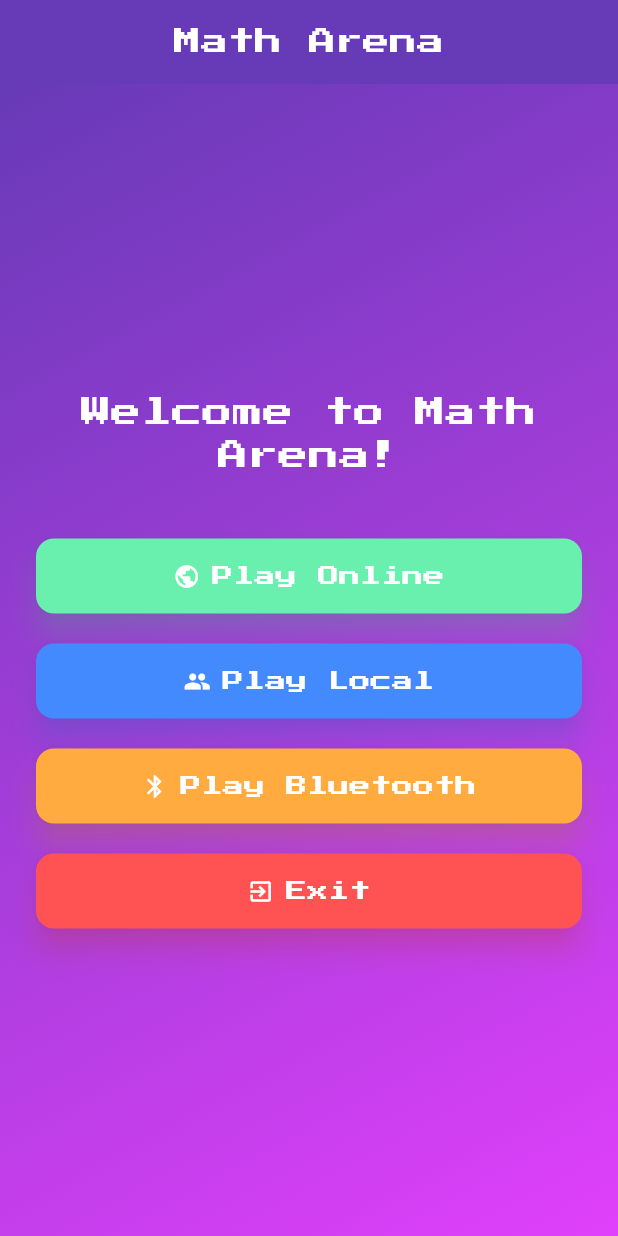
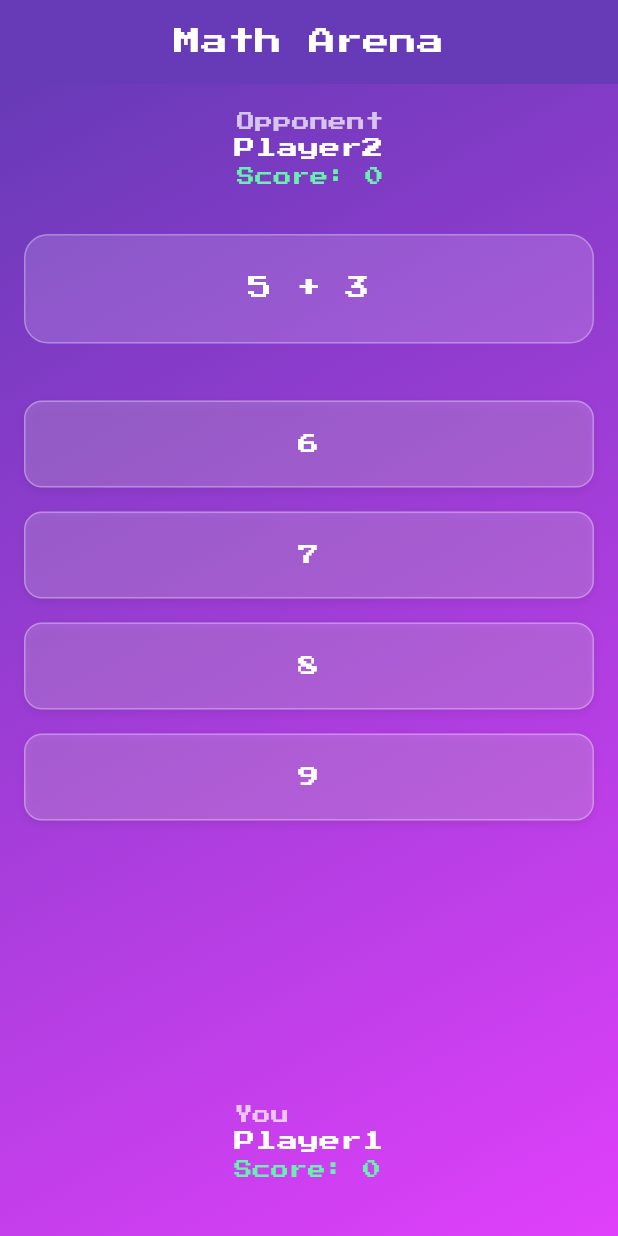
Before and after one commit to IrfanKarim101/Math-Arena, a Flutter app: the screen it shows after launch, on a phone screen of 412 x 824 dp. Run offline on Flutter 3.47's test engine with Material 3 defaults, Android fonts, the light colour scheme and no system bars; our stand-ins replace bloc, equatable, flutter_bloc, google_fonts, permission_handler; missing offline and left inert: nearby_connections.

Commit message:
Add AnsweringScreen widget; implement UI for displaying questions and answers, and integrate player scoring functionality.

```diff
--- a/lib/main.dart
+++ b/lib/main.dart
@@ -8,6 +8,7 @@
 import 'package:math_arena/screens/play_online/options.dart';
 import 'package:math_arena/screens/play_online/random_match.dart';
 import 'package:math_arena/bloc/room_bloc.dart';
+import 'package:math_arena/screens/widgets/answering_screen.dart';
 
 void main() {
   runApp(const MyApp());
@@ -27,7 +28,19 @@
         debugShowCheckedModeBanner: false,
         title: 'Math Arena',
         theme: ThemeData(primarySwatch: Colors.blue),
-        home: HomeScreen(),
+        home: AnsweringScreen(
+          //for testing
+          playerName: 'Player1',
+          question: '5 + 3',
+          answers: ['6', '7', '8', '9'],
+          opponentName: 'Player2',
+          opponentScore: int.fromEnvironment('0'),
+          playerScore: int.fromEnvironment('0'),
+          onAnswerSelected: (int index) {
+            // Handle answer selection
+            print('Selected answer index: $index');
+          },
+        ),
         routes: {
           // '/': (context) => const HomeScreen(),
           '/play_online_options': (context) => const OnlinePlayOptions(),
--- /dev/null
+++ b/lib/screens/widgets/answering_screen.dart
@@ -0,0 +1,152 @@
+import 'package:flutter/material.dart';
+import 'package:google_fonts/google_fonts.dart';
+
+class AnsweringScreen extends StatelessWidget {
+  final String playerName;
+  final int playerScore;
+  final String opponentName;
+  final int opponentScore;
+  final String question;
+  final List<String> answers;
+  final Function(int) onAnswerSelected;
+
+  const AnsweringScreen({
+    super.key,
+    required this.playerName,
+    required this.playerScore,
+    required this.opponentName,
+    required this.opponentScore,
+    required this.question,
+    required this.answers,
+    required this.onAnswerSelected,
+  });
+
+  @override
+  Widget build(BuildContext context) {
+    return Scaffold(
+      appBar: AppBar(
+        title: Text(
+          "Math Arena",
+          style: GoogleFonts.pressStart2p(fontSize: 18, color: Colors.white),
+        ),
+        backgroundColor: Colors.deepPurple,
+        elevation: 0,
+        centerTitle: true,
+      ),
+      body: Container(
+        decoration: const BoxDecoration(
+          gradient: LinearGradient(
+            begin: Alignment.topLeft,
+            end: Alignment.bottomRight,
+            colors: [Colors.deepPurple, Colors.purpleAccent],
+          ),
+        ),
+        child: Padding(
+          padding: const EdgeInsets.all(16.0),
+          child: Column(
+            children: [
+              // Player name and score
+              _buildPlayerInfo(opponentName, opponentScore, false),
+              const SizedBox(height: 30),
+              // Question
+              Container(
+                width: double.infinity,
+                padding: const EdgeInsets.symmetric(
+                  vertical: 24,
+                  horizontal: 12,
+                ),
+                decoration: BoxDecoration(
+                  color: Colors.white.withOpacity(0.15),
+                  borderRadius: BorderRadius.circular(16),
+                  border: Border.all(color: Colors.white.withOpacity(0.3)),
+                ),
+                child: Text(
+                  question,
+                  style: GoogleFonts.pressStart2p(
+                    fontSize: 16,
+                    color: Colors.white,
+                  ),
+                  textAlign: TextAlign.center,
+                ),
+              ),
+              const SizedBox(height: 30),
+              // Answers
+              Expanded(
+                child: ListView.builder(
+                  itemCount: answers.length,
+                  itemBuilder: (context, index) {
+                    return _buildAnswerBlock(
+                      answers[index],
+                      () => onAnswerSelected(index),
+                    );
+                  },
+                ),
+              ),
+              const SizedBox(height: 20),
+              // Player name and score
+              _buildPlayerInfo(playerName, playerScore, true),
+
+              const SizedBox(height: 20),
+            ],
+          ),
+        ),
+      ),
+    );
+  }
+
+  Widget _buildPlayerInfo(String name, int score, bool isYou) {
+    return Column(
+      crossAxisAlignment: isYou
+          ? CrossAxisAlignment.start
+          : CrossAxisAlignment.end,
+      children: [
+        Text(
+          isYou ? "You" : "Opponent",
+          style: GoogleFonts.pressStart2p(fontSize: 12, color: Colors.white70),
+        ),
+        Text(
+          name,
+          style: GoogleFonts.pressStart2p(fontSize: 14, color: Colors.white),
+        ),
+        Text(
+          "Score: $score",
+          style: GoogleFonts.pressStart2p(
+            fontSize: 12,
+            color: Colors.greenAccent,
+          ),
+        ),
+      ],
+    );
+  }
+
+  Widget _buildAnswerBlock(String answer, VoidCallback onTap) {
+    return Padding(
+      padding: const EdgeInsets.symmetric(vertical: 8.0),
+      child: InkWell(
+        onTap: onTap,
+        borderRadius: BorderRadius.circular(12),
+        child: Container(
+          width: double.infinity,
+          padding: const EdgeInsets.symmetric(vertical: 18, horizontal: 12),
+          decoration: BoxDecoration(
+            color: Colors.white.withOpacity(0.18),
+            borderRadius: BorderRadius.circular(12),
+            border: Border.all(color: Colors.white.withOpacity(0.3)),
+            boxShadow: [
+              BoxShadow(
+                color: Colors.black.withOpacity(0.08),
+                blurRadius: 4,
+                offset: const Offset(0, 2),
+              ),
+            ],
+          ),
+          child: Text(
+            answer,
+            style: GoogleFonts.pressStart2p(fontSize: 14, color: Colors.white),
+            textAlign: TextAlign.center,
+          ),
+        ),
+      ),
+    );
+  }
+}
```
